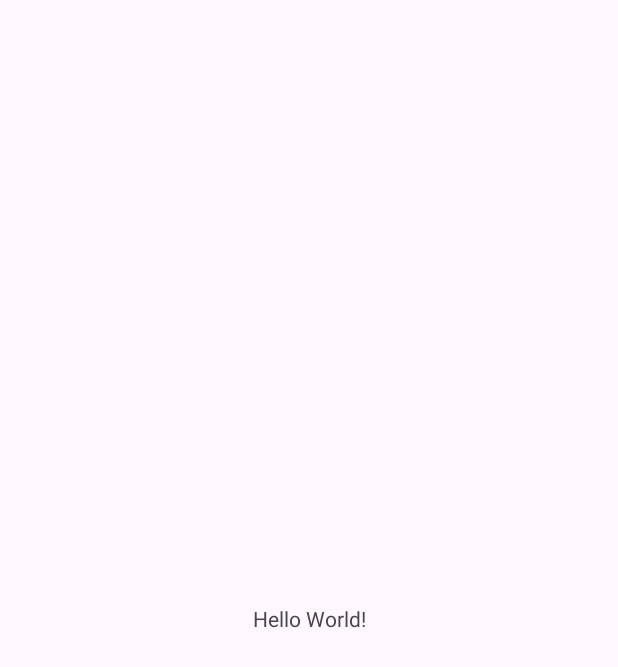
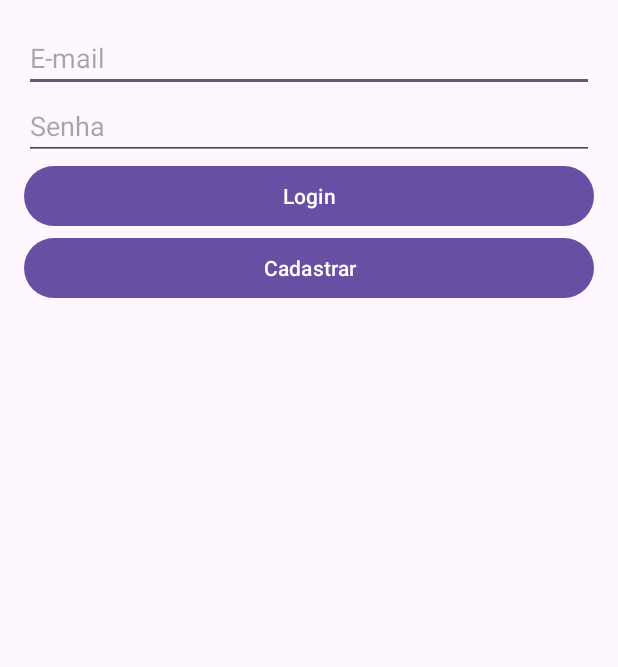
Before and after one commit to Jhennyf/Projeto-Nutrify, an Android app: the screen it shows after launch (MainActivity), on a phone screen of 412 x 824 dp. Before the commit the part shown is almost empty. Shown: the top 667 px of the screen. Run offline under Robolectric (Android 15) with nearby library versions, the phone set to English and light mode, and no system bars; our stand-ins replace Firebase (no records; nobody signed in at launch, a user with empty details on screens opened directly).

Commit message:
:sparkles: feat: Adiciona login/register com Firebase

```diff
--- a/app/src/main/AndroidManifest.xml
+++ b/app/src/main/AndroidManifest.xml
@@ -21,6 +21,10 @@
                 <category android:name="android.intent.category.LAUNCHER" />
             </intent-filter>
         </activity>
+
+        <activity android:name=".HomeActivity" />
+
+
     </application>
 
 </manifest>
--- a/app/src/main/java/com/example/projeto_nutrify/MainActivity.kt
+++ b/app/src/main/java/com/example/projeto_nutrify/MainActivity.kt
@@ -1,20 +1,74 @@
 package com.example.projeto_nutrify
 
+import android.content.Intent
 import android.os.Bundle
 import androidx.activity.enableEdgeToEdge
 import androidx.appcompat.app.AppCompatActivity
 import androidx.core.view.ViewCompat
 import androidx.core.view.WindowInsetsCompat
 
+import android.widget.Button
+import android.widget.EditText
+import android.widget.Toast
+import com.google.firebase.auth.FirebaseAuth
+
+
 class MainActivity : AppCompatActivity() {
+
+    private lateinit var auth: FirebaseAuth
+
     override fun onCreate(savedInstanceState: Bundle?) {
         super.onCreate(savedInstanceState)
-        enableEdgeToEdge()
         setContentView(R.layout.activity_main)
-        ViewCompat.setOnApplyWindowInsetsListener(findViewById(R.id.main)) { v, insets ->
-            val systemBars = insets.getInsets(WindowInsetsCompat.Type.systemBars())
-            v.setPadding(systemBars.left, systemBars.top, systemBars.right, systemBars.bottom)
-            insets
+
+        auth = FirebaseAuth.getInstance()
+
+        val emailEditText = findViewById<EditText>(R.id.emailEditText)
+        val passwordEditText = findViewById<EditText>(R.id.passwordEditText)
+        val loginButton = findViewById<Button>(R.id.loginButton)
+        val registerButton = findViewById<Button>(R.id.registerButton)
+
+        // Botão de Login
+        loginButton.setOnClickListener {
+            val email = emailEditText.text.toString()
+            val password = passwordEditText.text.toString()
+
+            if (email.isNotEmpty() && password.isNotEmpty()) {
+                auth.signInWithEmailAndPassword(email, password)
+                    .addOnCompleteListener { task ->
+                        if (task.isSuccessful) {
+                            val userEmail = auth.currentUser?.email // Obter o e-mail do usuário
+                            val intent = Intent(this, HomeActivity::class.java)
+                            intent.putExtra("email", userEmail) // Passar o e-mail para a próxima tela
+                            startActivity(intent)
+                            finish() // Fecha a tela de login
+                        } else {
+                            Toast.makeText(this, "Erro ao fazer login: ${task.exception?.message}", Toast.LENGTH_SHORT).show()
+                        }
+                    }
+            } else {
+                Toast.makeText(this, "Preencha todos os campos.", Toast.LENGTH_SHORT).show()
+            }
+        }
+
+
+        // Botão de Cadastro
+        registerButton.setOnClickListener {
+            val email = emailEditText.text.toString()
+            val password = passwordEditText.text.toString()
+
+            if (email.isNotEmpty() && password.isNotEmpty()) {
+                auth.createUserWithEmailAndPassword(email, password)
+                    .addOnCompleteListener { task ->
+                        if (task.isSuccessful) {
+                            Toast.makeText(this, "Cadastro bem-sucedido!", Toast.LENGTH_SHORT).show()
+                        } else {
+                            Toast.makeText(this, "Erro ao cadastrar: ${task.exception?.message}", Toast.LENGTH_SHORT).show()
+                        }
+                    }
+            } else {
+                Toast.makeText(this, "Preencha todos os campos.", Toast.LENGTH_SHORT).show()
+            }
         }
     }
 }
--- a/app/src/main/res/layout/activity_main.xml
+++ b/app/src/main/res/layout/activity_main.xml
@@ -1,19 +1,34 @@
-<?xml version="1.0" encoding="utf-8"?>
-<androidx.constraintlayout.widget.ConstraintLayout xmlns:android="http://schemas.android.com/apk/res/android"
-    xmlns:app="http://schemas.android.com/apk/res-auto"
-    xmlns:tools="http://schemas.android.com/tools"
-    android:id="@+id/main"
+<LinearLayout
+    xmlns:android="http://schemas.android.com/apk/res/android"
     android:layout_width="match_parent"
     android:layout_height="match_parent"
-    tools:context=".MainActivity">
+    android:orientation="vertical"
+    android:padding="16dp">
 
-    <TextView
-        android:layout_width="wrap_content"
+    <EditText
+        android:id="@+id/emailEditText"
+        android:layout_width="match_parent"
         android:layout_height="wrap_content"
-        android:text="Hello World!"
-        app:layout_constraintBottom_toBottomOf="parent"
-        app:layout_constraintEnd_toEndOf="parent"
-        app:layout_constraintStart_toStartOf="parent"
-        app:layout_constraintTop_toTopOf="parent" />
+        android:hint="E-mail"
+        android:inputType="textEmailAddress" />
 
-</androidx.constraintlayout.widget.ConstraintLayout>
+    <EditText
+        android:id="@+id/passwordEditText"
+        android:layout_width="match_parent"
+        android:layout_height="wrap_content"
+        android:hint="Senha"
+        android:inputType="textPassword" />
+
+    <Button
+        android:id="@+id/loginButton"
+        android:layout_width="match_parent"
+        android:layout_height="wrap_content"
+        android:text="Login" />
+
+    <Button
+        android:id="@+id/registerButton"
+        android:layout_width="match_parent"
+        android:layout_height="wrap_content"
+        android:text="Cadastrar" />
+
+</LinearLayout>
--- a/build.gradle.kts
+++ b/build.gradle.kts
@@ -2,4 +2,5 @@
 plugins {
     alias(libs.plugins.android.application) apply false
     alias(libs.plugins.kotlin.android) apply false
+    id("com.google.gms.google-services") version "4.4.2" apply false
 }
--- a/gradle/libs.versions.toml
+++ b/gradle/libs.versions.toml
@@ -9,6 +9,7 @@ appcompat = "1.7.0"
 material = "1.12.0"
 activity = "1.9.3"
 constraintlayout = "2.2.0"
+firebaseAuthKtx = "23.1.0"
 
 [libraries]
 androidx-core-ktx = { group = "androidx.core", name = "core-ktx", version.ref = "coreKtx" }
@@ -19,6 +20,7 @@ androidx-appcompat = { group = "androidx.appcompat", name = "appcompat", version
 material = { group = "com.google.android.material", name = "material", version.ref = "material" }
 androidx-activity = { group = "androidx.activity", name = "activity", version.ref = "activity" }
 androidx-constraintlayout = { group = "androidx.constraintlayout", name = "constraintlayout", version.ref = "constraintlayout" }
+firebase-auth-ktx = { group = "com.google.firebase", name = "firebase-auth-ktx", version.ref = "firebaseAuthKtx" }
 
 [plugins]
 android-application = { id = "com.android.application", version.ref = "agp" }
```
Also changed, not shown: app/build.gradle.kts (+7 -2 lines), app/src/main/java/com/example/projeto_nutrify/HomeActivity.kt (added, +36 -0 lines), app/src/main/res/layout/home_activity.xml (added, +22 -0 lines), 1 other file.
